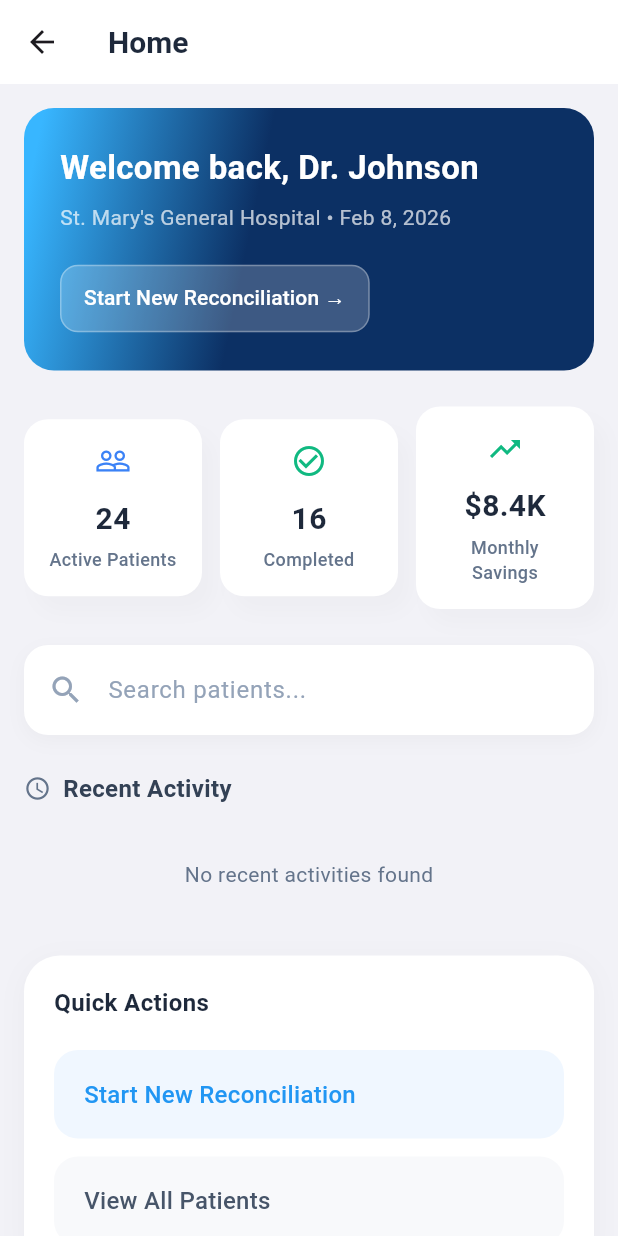
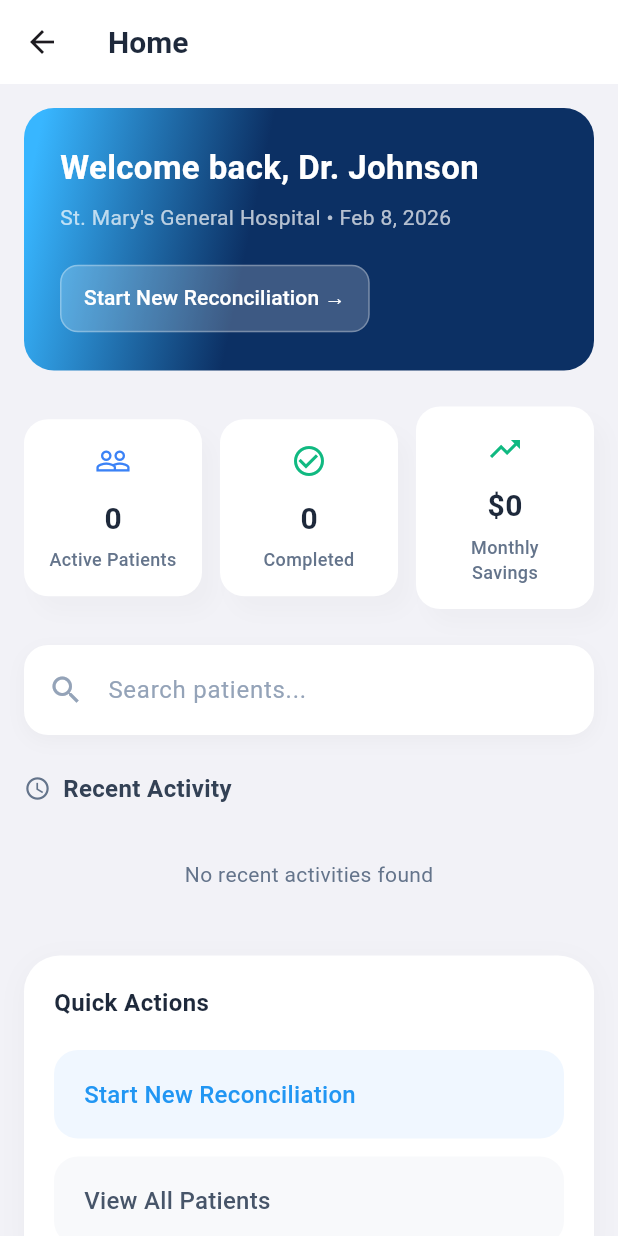
Before and after one commit to Ebadzmn/4sightRX_App, a Flutter app: the HomePage screen opened directly, after a tap on "Start New Reconciliation →", on a phone screen of 412 x 824 dp. Run offline on Flutter 3.47's test engine with Material 3 defaults, Android fonts, the phone set to English and light mode, and no system bars; our stand-ins replace connectivity_plus, dio, file_picker, get, image_picker, open_filex and 2 more; accounts and stored records are empty; network calls fail.

Commit message:
feat: update API base URL, implement home stats dashboard, and enable post-medication review navigation

```diff
--- a/lib/core/network/api_endpoints.dart
+++ b/lib/core/network/api_endpoints.dart
@@ -10,6 +10,7 @@ class ApiEndpoints {
   static const String medications = '/medications';
   static const String medicationsBulk = '/medications/bulk';
   static const String recentActivities = '/analytics/recent-activities';
+  static const String stats = '/analytics/app/analytics';
   static const String extractMedicationText = '/medications/extract-text';
   static const String formularyComparisonAnalyze =
       '/formulary-comparison/analyze';
--- a/lib/core/utils/app_constants.dart
+++ b/lib/core/utils/app_constants.dart
@@ -1,5 +1,5 @@
 class AppConstants {
   static const String appName = 'FoursightRX';
-  static const String baseUrl = 'http://10.10.7.101:5050/api/v1';
-  static const String imageBaseUrl = 'http://10.10.7.101:5050';
+  static const String baseUrl = 'https://api.4sightrx.com/api/v1';
+  static const String imageBaseUrl = 'https://api.4sightrx.com/';
 }
--- a/lib/data/repositories/analytics_repository.dart
+++ b/lib/data/repositories/analytics_repository.dart
@@ -2,6 +2,7 @@ import '../../core/network/api_client.dart';
 import '../../core/network/api_endpoints.dart';
 import '../../core/network/network_exception.dart';
 import '../models/activity_model.dart';
+import '../models/home_stats_model.dart';
 
 class AnalyticsRepository {
   AnalyticsRepository({ApiClient? apiClient})
@@ -39,4 +40,30 @@ class AnalyticsRepository {
 
     return [];
   }
+
+  Future<HomeStatsModel> fetchStats() async {
+    final response = await _apiClient.get(ApiEndpoints.stats);
+
+    final responseData = response.data;
+    if (responseData is! Map<String, dynamic>) {
+      throw NetworkException(message: 'Something went wrong. Try again');
+    }
+
+    final success = responseData['success'] as bool? ?? false;
+    final message = responseData['message'] as String? ?? '';
+    final data = responseData['data'];
+
+    if (!success) {
+      throw NetworkException(
+        message: message.isNotEmpty ? message : 'Something went wrong. Try again',
+        statusCode: response.statusCode,
+      );
+    }
+
+    if (data is! Map<String, dynamic>) {
+      throw NetworkException(message: 'Something went wrong. Try again');
+    }
+
+    return HomeStatsModel.fromJson(data);
+  }
 }
--- a/lib/features/home/home_controller.dart
+++ b/lib/features/home/home_controller.dart
@@ -5,6 +5,7 @@ import '../../core/services/storage_service.dart';
 import '../../data/models/login_response.dart';
 import '../../data/repositories/auth_repository.dart';
 import '../../data/models/activity_model.dart';
+import '../../data/models/home_stats_model.dart';
 import '../../data/repositories/analytics_repository.dart';
 
 class HomeController extends GetxController {
@@ -13,6 +14,9 @@ class HomeController extends GetxController {
 
   final RxList<ActivityModel> activityList = <ActivityModel>[].obs;
   final RxBool isActivityLoading = false.obs;
+
+  final Rxn<HomeStatsModel> homeStats = Rxn<HomeStatsModel>();
+  final RxBool isStatsLoading = false.obs;
 
   final AuthRepository _authRepository = AuthRepository();
   final StorageService _storageService = StorageService();
@@ -29,6 +33,7 @@ class HomeController extends GetxController {
     await Future.wait([
       getProfile(),
       fetchActivities(),
+      fetchStats(),
     ]);
   }
 
@@ -87,6 +92,7 @@ class HomeController extends GetxController {
     await Future.wait([
       getProfile(),
       fetchActivities(),
+      fetchStats(),
     ]);
   }
 
@@ -103,6 +109,18 @@ class HomeController extends GetxController {
       );
     } finally {
       isActivityLoading.value = false;
+    }
+  }
+
+  Future<void> fetchStats() async {
+    isStatsLoading.value = true;
+    try {
+      final stats = await _analyticsRepository.fetchStats();
+      homeStats.value = stats;
+    } catch (e) {
+      // Silently fail or log
+    } finally {
+      isStatsLoading.value = false;
     }
   }
 
--- a/lib/features/home/home_page.dart
+++ b/lib/features/home/home_page.dart
@@ -5,6 +5,7 @@ import 'home_controller.dart';
 import '../main/main_controller.dart';
 import '../patient_profile/pages/patient_profile_page.dart';
 import '../../data/models/activity_model.dart';
+import '../../data/models/home_stats_model.dart';
 import '../../routes/app_routes.dart';
 
 class HomePage extends StatelessWidget {
@@ -120,30 +121,33 @@ class HomePage extends StatelessWidget {
                 }),
                 const SizedBox(height: 24),
                 // Stats Row
-                Row(
+                Obx(() {
+                  final stats = homeController.homeStats.value;
+                  return Row(
                     children: [
                       _buildStatCard(
-                      '24',
+                        stats?.activePatients.toString() ?? '0',
                         'Active Patients',
                         Icons.people_outline,
                         const Color(0xFF3B82F6),
                       ),
                       const SizedBox(width: 12),
                       _buildStatCard(
-                      '16',
+                        stats?.completedReconciliations.toString() ?? '0',
                         'Completed',
                         Icons.check_circle_outline,
                         const Color(0xFF10B981),
                       ),
                       const SizedBox(width: 12),
                       _buildStatCard(
-                      '\$8.4K',
+                        stats?.monthlySavings ?? '\$0',
                         'Monthly Savings',
                         Icons.trending_up,
                         const Color(0xFF10B981),
                       ),
                     ],
-                ),
+                  );
+                }),
                 const SizedBox(height: 24),
                 // Search Bar
                 Container(
```
Also changed, not shown: lib/data/models/home_stats_model.dart (added, +48 -0 lines), lib/features/patient_profile/controllers/add_medication_controller.dart (+17 -9 lines), lib/features/patient_profile/pages/add_medication_page.dart (+29 -2 lines), lib/features/patient_profile/pages/patient_profile_page.dart (+6 -1 lines), lib/features/patient_profile/pages/review_medication_page.dart (+6 -1 lines), lib/features/patients/patient_detail_page.dart (+42 -37 lines). Lines whose indentation alone changed are shown as unchanged.
